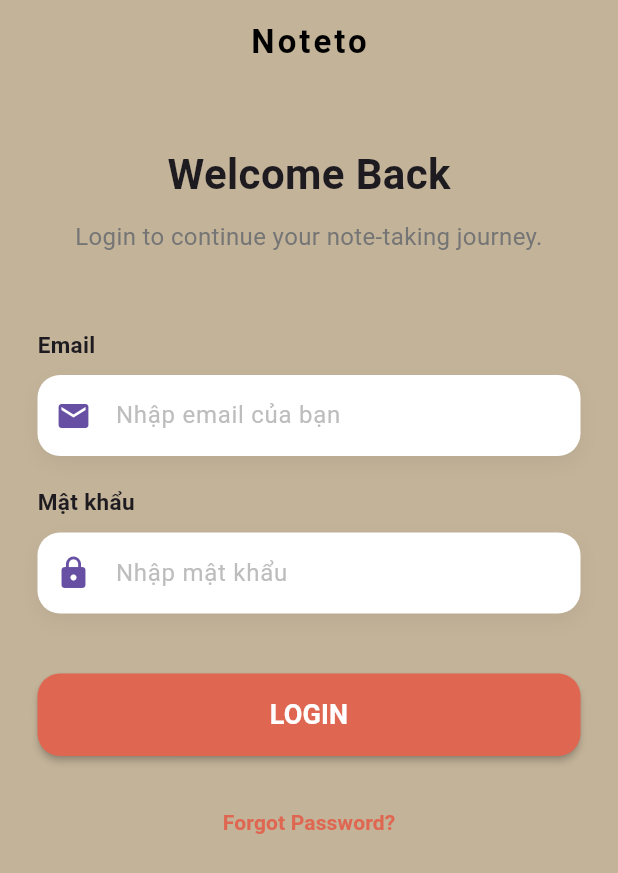
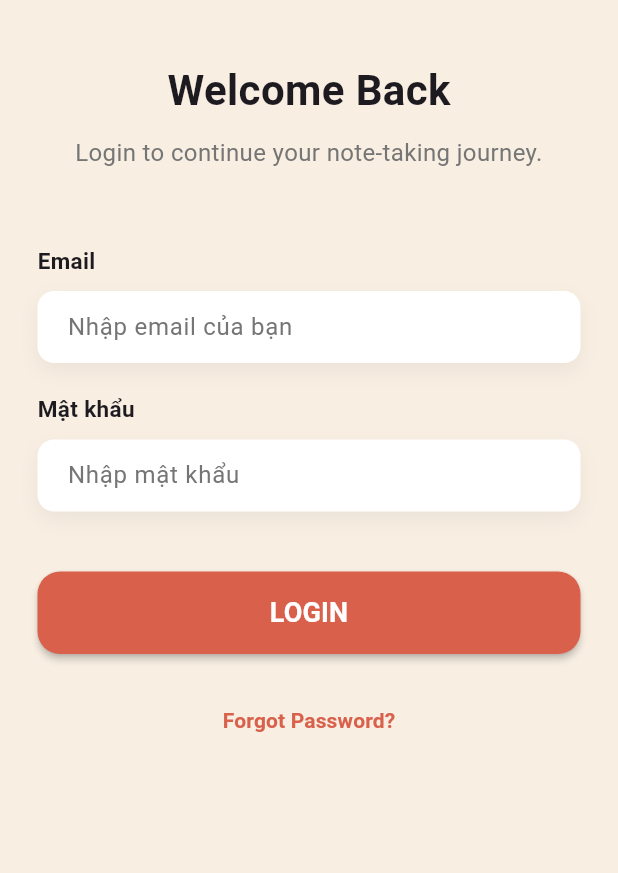
Before and after one commit to USThienPhu/Note, a Flutter app: the screen it shows after launch, on a phone screen of 412 x 824 dp. Shown: the top 873 px of the screen. Run offline on Flutter 3.47's test engine with Material 3 defaults, Android fonts, the light colour scheme and no system bars; our stand-ins replace flutter_secure_storage.

Commit message:
UI: login view

```diff
--- /dev/null
+++ b/note_app_mobile/lib/src/utils/app_colors.dart
@@ -0,0 +1,21 @@
+import 'package:flutter/material.dart';
+
+class AppColors {
+  // Màu chủ đạo
+  static const Color backgroundColor = Color(0xFFF8EEE2);
+  static const Color primary = Color(0xFF6200EE);
+  static const Color primaryLight = Color(0xFFBB86FC);
+
+  //Text coler
+  static const Color greyText = Color(0xFF757575);
+  //Button
+  static const Color loginButtonColor = Color(0xFFD9614C);
+  // Màu trạng thái
+  static const Color success = Color(0x4CAF50);
+  static const Color error = Color(0xFFE53935);
+
+  // Màu trung tính
+  static const Color grey100 = Color(0xFFF5F5F5);
+  static const Color grey400 = Color(0xFFBDBDBD);
+  static const Color textBlack = Color(0xFF212121);
+}
--- /dev/null
+++ b/note_app_mobile/lib/src/utils/app_styles.dart
@@ -0,0 +1,20 @@
+import 'package:flutter/material.dart';
+import 'app_colors.dart';
+
+class AppStyles {
+  static const TextStyle heading1 = TextStyle(
+    fontSize: 24,
+    fontWeight: FontWeight.w900,
+    color: AppColors.textBlack,
+  );
+
+  static const TextStyle bodyText = TextStyle(
+    fontSize: 16,
+    fontWeight: FontWeight.normal,
+    color: AppColors.textBlack,
+  );
+
+  // Định nghĩa luôn khoảng cách để dùng thay SizedBox(height: 20)
+  static const double paddingLarge = 20.0;
+  static const double borderRadius = 15.0;
+}
--- a/note_app_mobile/lib/src/views/login_view.dart
+++ b/note_app_mobile/lib/src/views/login_view.dart
@@ -1,6 +1,7 @@
 import 'package:flutter/material.dart';
 import '../viewmodels/login_viewmodel.dart';
 import '../widgets/custom_text_field.dart';
+import '../utils/app_colors.dart';
 import 'home_view.dart';
 
 class LoginView extends StatefulWidget {
@@ -15,8 +16,8 @@ class _LoginViewState extends State<LoginView> {
   final TextEditingController _passwordController = TextEditingController();
   final LoginViewModel _viewModel = LoginViewModel();
   // Định nghĩa bảng màu theo thiết kế Notely
-  final Color primaryColor = const Color(0xffdf6751);
-  final Color backgroundColor = const Color.fromARGB(255, 195, 179, 153);
+  final Color primaryColor = const Color.fromARGB(255, 170, 36, 47);
+  final Color backgroundColor = AppColors.backgroundColor;
 
   @override
   void initState() {
@@ -50,33 +51,25 @@ class _LoginViewState extends State<LoginView> {
   Widget build(BuildContext context) {
     return Scaffold(
       backgroundColor: backgroundColor,
-      appBar: AppBar(
-        backgroundColor: Colors.transparent,
-        elevation: 0,
-        centerTitle: true,
-        title: const Text(
-          "Noteto",
-          style: TextStyle(
-            color: Colors.black,
-            fontWeight: FontWeight.bold,
-            letterSpacing: 2,
-          ),
-        ),
-      ),
-      body: SingleChildScrollView(
+      body: SafeArea(
+        child: SingleChildScrollView(
           padding: const EdgeInsets.symmetric(horizontal: 25.0),
           child: Column(
             children: [
               const SizedBox(height: 40),
               const Text(
                 "Welcome Back",
-              style: TextStyle(fontSize: 28, fontWeight: FontWeight.bold),
+                style: TextStyle(
+                  fontSize: 28,
+                  fontWeight: FontWeight.bold),
               ),
               const SizedBox(height: 10),
-            Text(
+              const Text(
                 "Login to continue your note-taking journey.",
                 textAlign: TextAlign.center,
-              style: TextStyle(color: Colors.grey[600], fontSize: 16),
+                style: TextStyle(
+                  color: AppColors.greyText,
+                  fontSize: 16),
               ),
               const SizedBox(height: 50),
 
@@ -104,7 +97,7 @@ class _LoginViewState extends State<LoginView> {
                   : ElevatedButton(
                       onPressed: _handleLogin,
                       style: ElevatedButton.styleFrom(
-                      backgroundColor: primaryColor,
+                        backgroundColor: AppColors.loginButtonColor,
                         foregroundColor: Colors.white,
                         minimumSize: const Size(double.infinity, 55),
                         shape: RoundedRectangleBorder(
@@ -127,7 +120,7 @@ class _LoginViewState extends State<LoginView> {
                 child: Text(
                   "Forgot Password?",
                   style: TextStyle(
-                  color: primaryColor,
+                    color: AppColors.loginButtonColor,
                     fontWeight: FontWeight.w600,
                   ),
                 ),
@@ -135,7 +128,7 @@ class _LoginViewState extends State<LoginView> {
             ],
           ),
         ),
+      ),
     );
   }
-
 }
--- a/note_app_mobile/lib/src/widgets/custom_text_field.dart
+++ b/note_app_mobile/lib/src/widgets/custom_text_field.dart
@@ -1,4 +1,5 @@
 import 'package:flutter/material.dart';
+import 'package:note_app_mobile/src/utils/app_colors.dart';
 
 class CustomTextField extends StatelessWidget {
   final String label;
@@ -6,7 +7,7 @@ class CustomTextField extends StatelessWidget {
   final TextEditingController controller;
   final IconData icon;
   final bool isPassword;
-  final Color? primaryColor; // Truyền màu vào để linh hoạt
+  final Color? primaryColor;
 
   const CustomTextField({
     super.key,
@@ -20,21 +21,21 @@ class CustomTextField extends StatelessWidget {
 
   @override
   Widget build(BuildContext context) {
-    // Lấy màu chính từ Theme nếu không truyền vào
-    final themeColor = primaryColor ?? Theme.of(context).primaryColor;
+    // final themeColor = primaryColor ?? Theme.of(context).primaryColor;
 
     return Column(
       crossAxisAlignment: CrossAxisAlignment.start,
       children: [
         Text(
           label,
-          style: const TextStyle(fontWeight: FontWeight.bold, fontSize: 15),
+          style: const TextStyle(fontWeight: FontWeight.bold,
+                                fontSize: 15),
         ),
         const SizedBox(height: 10),
         Container(
           decoration: BoxDecoration(
             color: Colors.white,
-            borderRadius: BorderRadius.circular(15),
+            borderRadius: BorderRadius.circular(11),
             boxShadow: [
               BoxShadow(
                 color: Colors.black.withOpacity(0.05),
@@ -48,10 +49,9 @@ class CustomTextField extends StatelessWidget {
             obscureText: isPassword,
             decoration: InputDecoration(
               hintText: hint,
-              hintStyle: TextStyle(color: Colors.grey[400]),
-              prefixIcon: Icon(icon, color: themeColor),
+              hintStyle: TextStyle(color: AppColors.greyText),
               border: InputBorder.none,
-              contentPadding: const EdgeInsets.symmetric(vertical: 15),
+              contentPadding: const EdgeInsets.only(left: 20, right: 20),
             ),
           ),
         ),
```
Lines whose indentation alone changed are shown as unchanged.
